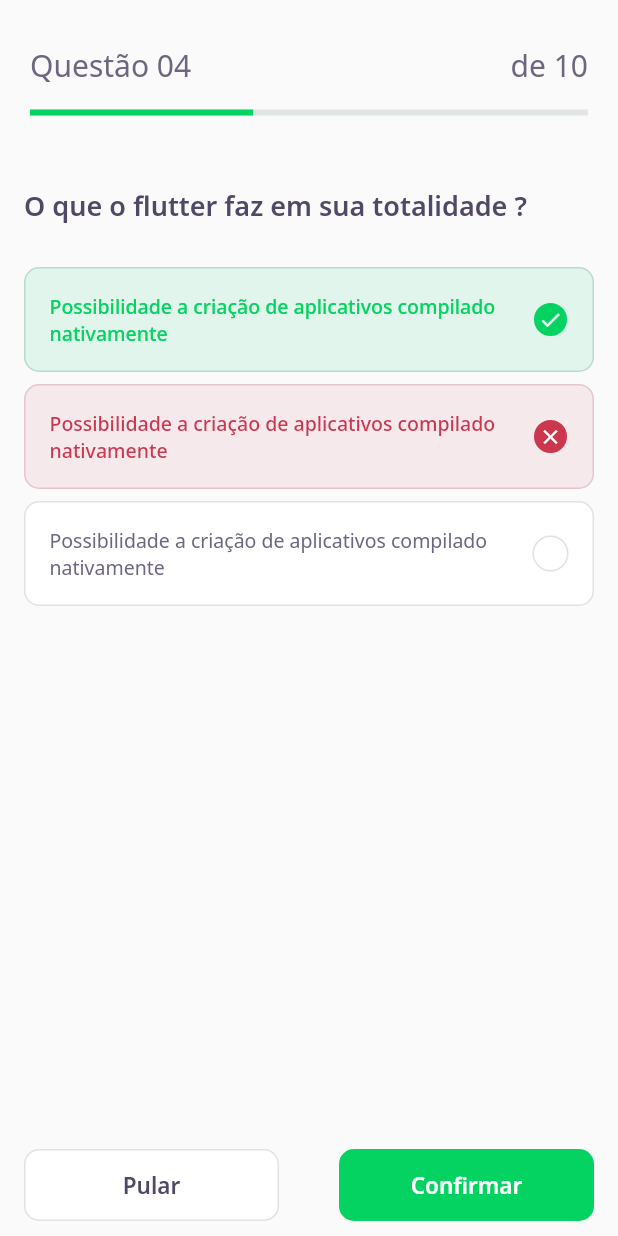
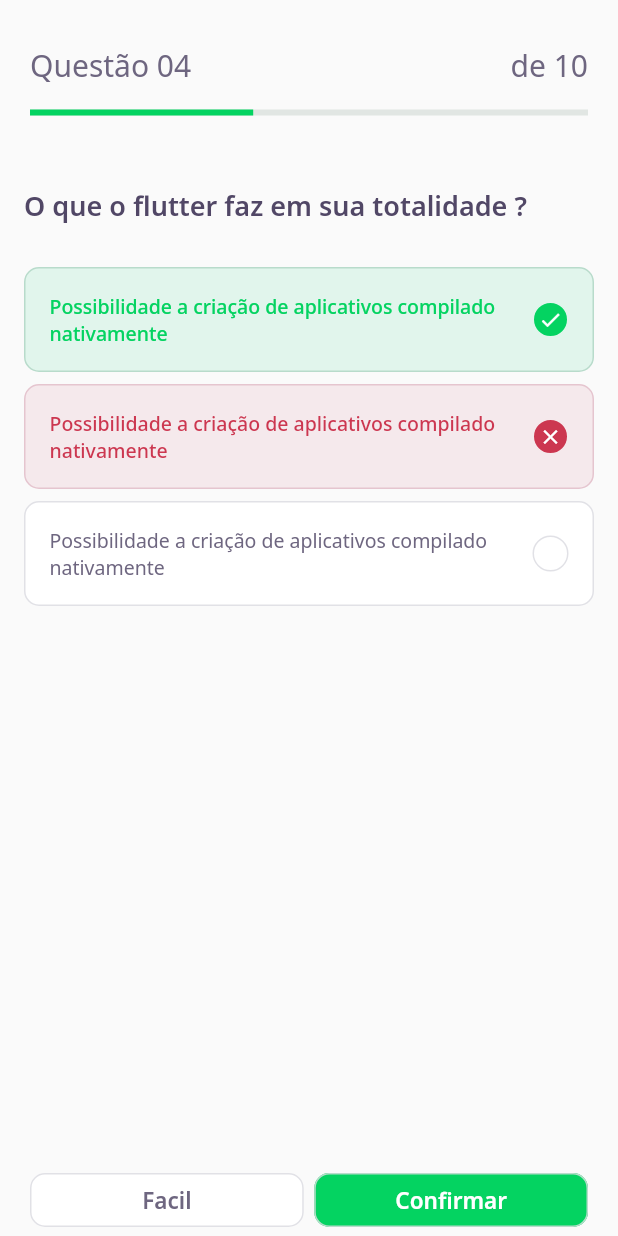
Before and after one commit to felipesouza91/nlw05, a Flutter app: the screen it shows after launch, on a phone screen of 412 x 824 dp. Run offline on Flutter 3.47's test engine with Material 2 defaults, Android fonts, the phone set to English and light mode, and no system bars; our stand-ins replace google_fonts; accounts and stored records are empty.

Commit message:
feat: configure a button widget

```diff
--- a/devquiz/lib/challange/challange_page.dart
+++ b/devquiz/lib/challange/challange_page.dart
@@ -1,7 +1,6 @@
+import 'package:devquiz/challange/widget/next_button/next_button_widget.dart';
 import 'package:devquiz/challange/widget/questions_indicator/question_indicator_widget.dart';
 import 'package:devquiz/challange/widget/quiz/quiz_widget.dart';
-import 'package:devquiz/core/app_colors.dart';
-import 'package:devquiz/core/app_text_styles.dart';
 import 'package:flutter/material.dart';
 
 class ChallangePage extends StatefulWidget {
@@ -23,41 +22,26 @@ class _ChallangePageState extends State<ChallangePage> {
         ),
       ),
       body: QuizWidget(title: "O que o flutter faz em sua totalidade ?"),
-      bottomNavigationBar: Padding(
-        padding: const EdgeInsets.symmetric(horizontal: 16, vertical: 10),
-        child: Row(
-          mainAxisAlignment: MainAxisAlignment.spaceBetween,
-          children: [
-            Container(
-              alignment: Alignment.center,
-              decoration: BoxDecoration(
-                borderRadius: BorderRadius.circular(10),
-                color: AppColors.white,
-                border: Border.fromBorderSide(
-                  BorderSide(color: AppColors.border),
-                ),
-              ),
-              width: 170,
-              height: 48,
-              child: Text(
-                "Pular",
-                style: AppTextStyles.heading15,
-              ),
-            ),
-            Container(
-              alignment: Alignment.center,
-              decoration: BoxDecoration(
-                borderRadius: BorderRadius.circular(10),
-                color: AppColors.darkGreen,
-              ),
-              width: 170,
-              height: 48,
-              child: Text(
-                "Confirmar",
-                style: AppTextStyles.heading15White,
-              ),
-            )
-          ],
+      bottomNavigationBar: SafeArea(
+        bottom: true,
+        child: Padding(
+          padding: const EdgeInsets.symmetric(horizontal: 20),
+          child: Row(
+            mainAxisAlignment: MainAxisAlignment.spaceEvenly,
+            children: [
+              Expanded(
+                  child: NextButtonWidget.white(
+                label: "Facil",
+                onTap: () {},
+              )),
+              SizedBox(width: 7),
+              Expanded(
+                  child: NextButtonWidget.green(
+                label: "Confirmar",
+                onTap: () {},
+              )),
+            ],
+          ),
         ),
       ),
     );
--- /dev/null
+++ b/devquiz/lib/challange/widget/next_button/next_button_widget.dart
@@ -0,0 +1,62 @@
+import 'package:devquiz/core/app_colors.dart';
+import 'package:flutter/material.dart';
+import 'package:google_fonts/google_fonts.dart';
+
+class NextButtonWidget extends StatelessWidget {
+  final String label;
+  final Color backgrouColor;
+  final Color fontColor;
+  final Color borderColor;
+  final VoidCallback onTap;
+  NextButtonWidget({
+    Key? key,
+    required this.label,
+    required this.backgrouColor,
+    required this.fontColor,
+    required this.borderColor,
+    required this.onTap,
+  }) : super(key: key);
+
+  NextButtonWidget.green({required String label, required VoidCallback onTap})
+      : this.backgrouColor = AppColors.darkGreen,
+        this.fontColor = AppColors.white,
+        this.label = label,
+        this.borderColor = AppColors.green,
+        this.onTap = onTap;
+
+  NextButtonWidget.white({required String label, required VoidCallback onTap})
+      : this.backgrouColor = AppColors.white,
+        this.fontColor = AppColors.grey,
+        this.label = label,
+        this.borderColor = AppColors.border,
+        this.onTap = onTap;
+
+  @override
+  Widget build(BuildContext context) {
+    return Container(
+      width: 48,
+      child: TextButton(
+        style: ButtonStyle(
+          backgroundColor: MaterialStateProperty.all<Color>(backgrouColor),
+          shape: MaterialStateProperty.all(
+            RoundedRectangleBorder(
+              borderRadius: BorderRadius.circular(10),
+            ),
+          ),
+          side: MaterialStateProperty.all<BorderSide>(
+            BorderSide(color: borderColor),
+          ),
+        ),
+        onPressed: onTap,
+        child: Text(
+          label,
+          style: GoogleFonts.notoSans(
+            fontWeight: FontWeight.w600,
+            fontSize: 15,
+            color: fontColor,
+          ),
+        ),
+      ),
+    );
+  }
+}
--- a/devquiz/lib/core/app_widget.dart
+++ b/devquiz/lib/core/app_widget.dart
@@ -1,5 +1,4 @@
 import 'package:devquiz/challange/challange_page.dart';
-import 'package:devquiz/home/home_page.dart';
 import 'package:flutter/material.dart';
 
 class AppWidget extends StatelessWidget {
--- a/devquiz/lib/home/home_controller.dart
+++ b/devquiz/lib/home/home_controller.dart
@@ -1,8 +1,5 @@
-import 'package:devquiz/core/app_images.dart';
 import 'package:devquiz/home/home_repository.dart';
 import 'package:devquiz/home/home_state.dart';
-import 'package:devquiz/shared/models/awnser_model.dart';
-import 'package:devquiz/shared/models/question_model.dart';
 import 'package:devquiz/shared/models/quiz_model.dart';
 import 'package:devquiz/shared/models/user_model.dart';
 import 'package:flutter/cupertino.dart';
```
